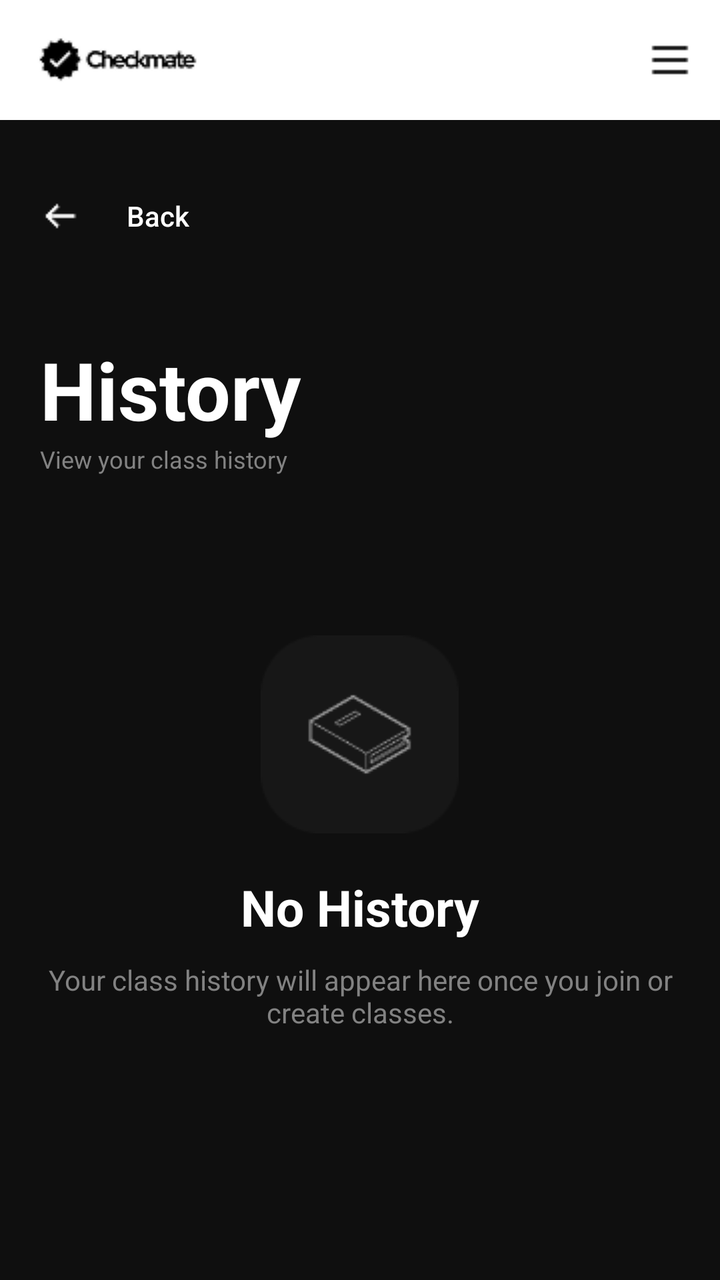
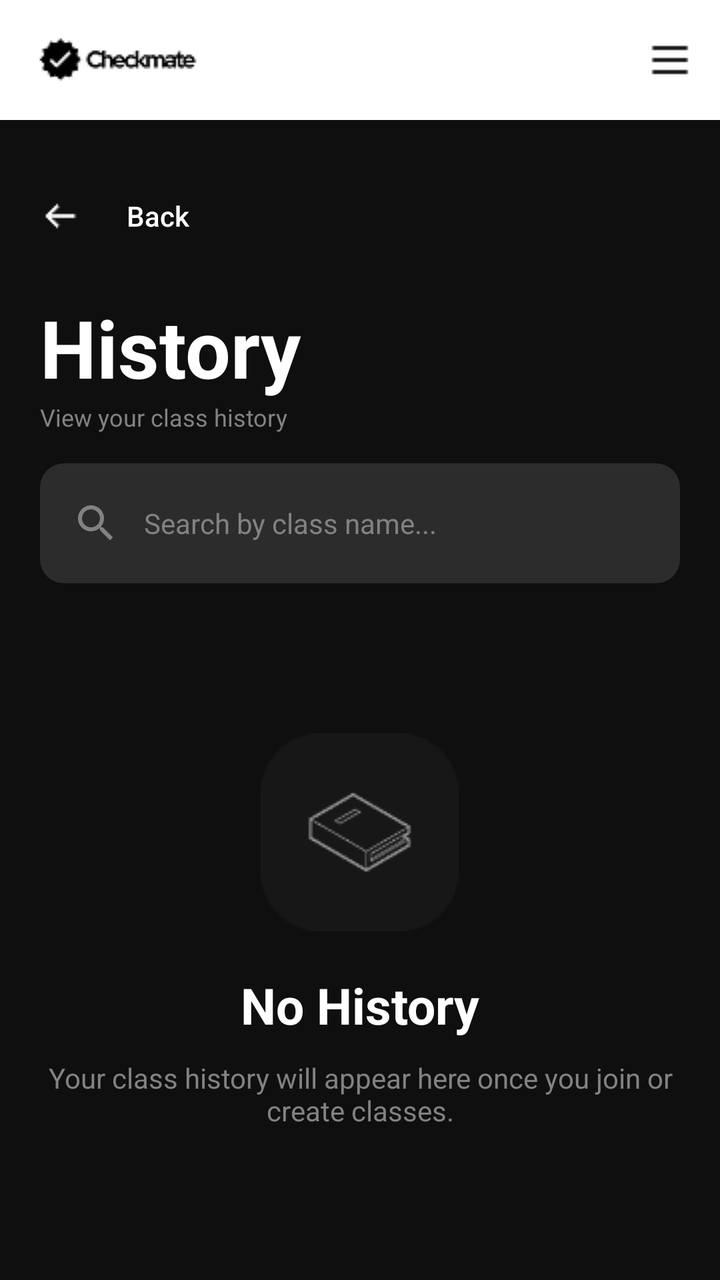

Two renders of the same Android screen: before a commit and after it. Below are the layout's source before the change and the commit's diff.
<!-- AndroidManifest.xml: application theme Theme.AuthTest -->
<!-- res/layout/activity_attendance_history.xml -->
<?xml version="1.0" encoding="utf-8"?>
<androidx.drawerlayout.widget.DrawerLayout xmlns:android="http://schemas.android.com/apk/res/android"
    xmlns:app="http://schemas.android.com/apk/res-auto"
    xmlns:tools="http://schemas.android.com/tools"
    android:id="@+id/main"
    android:layout_width="match_parent"
    android:layout_height="match_parent"
    android:orientation="vertical"
    android:background="#0F0F0F"
    android:fitsSystemWindows="true"
    tools:context=".AttendanceHistoryActivity">

    <LinearLayout
        android:layout_width="match_parent"
        android:layout_height="match_parent"
        android:orientation="vertical">

        <RelativeLayout
            android:layout_width="match_parent"
            android:layout_height="wrap_content"
            android:minHeight="60dp"
            android:background="#FFFFFF">

            <ImageView
                android:id="@+id/header_logo"
                android:contentDescription="header_logo"
                android:layout_width="wrap_content"
                android:layout_height="wrap_content"
                android:src="@drawable/header_logo"
                android:layout_alignParentStart="true"
                android:layout_centerVertical="true"
                android:layout_marginLeft="15dp" />

            <ImageView
                android:id="@+id/hamburger_icon"
                android:contentDescription="hamburger_icon"
                android:src="@drawable/hamburger_icon"
                android:layout_width="wrap_content"
                android:layout_height="wrap_content"
                android:layout_alignParentEnd="true"
                android:layout_centerVertical="true"
                android:layout_marginRight="15dp" />

        </RelativeLayout>

        <LinearLayout
            android:layout_width="match_parent"
            android:layout_height="wrap_content"
            android:paddingHorizontal="20dp"
            android:paddingTop="24dp"
            android:paddingBottom="16dp">

            <androidx.appcompat.widget.AppCompatButton
                android:id="@+id/backButton"
                android:layout_width="wrap_content"
                android:layout_height="wrap_content"
                android:background="@android:color/transparent"
                android:drawableStart="@drawable/left_arrow"
                android:drawablePadding="10dp"
                android:text="Back"
                android:textAllCaps="false"
                android:textColor="#FFFFFF" />
        </LinearLayout>

        <LinearLayout
            android:layout_width="match_parent"
            android:layout_height="wrap_content"
            android:orientation="vertical"
            android:padding="20dp">

            <TextView
                android:text="History"
                android:textColor="#FFFFFF"
                android:textStyle="bold"
                android:textSize="40sp"
                android:layout_width="wrap_content"
                android:layout_height="wrap_content" />

            <TextView
                android:text="View your class history"
                android:textColor="#828282"
                android:textSize="12sp"
                android:layout_width="wrap_content"
                android:layout_height="wrap_content" />

        </LinearLayout>

        <LinearLayout
            android:id="@+id/searchBarContainer"
            android:layout_width="match_parent"
            android:layout_height="60dp"
            android:orientation="horizontal"
            android:layout_marginStart="20dp"
            android:layout_marginEnd="20dp"
            android:layout_marginBottom="5dp"
            android:paddingHorizontal="4dp"
            android:gravity="center_vertical"
            android:background="@drawable/rounded_search_bg"
            android:visibility="gone">

            <ImageView
                android:layout_width="24dp"
                android:layout_height="24dp"
                android:src="@drawable/ic_search"
                android:contentDescription="Search"
                android:layout_marginStart="12dp"
                app:tint="#828282" />

            <EditText
                android:id="@+id/historySearchBar"
                android:layout_width="0dp"
                android:layout_height="48dp"
                android:layout_weight="1"
                android:background="@android:color/transparent"
                android:hint="Search by class name..."
                android:textColorHint="#828282"
                android:textColor="#FFFFFF"
                android:textSize="14sp"
                android:paddingStart="12dp"
                android:paddingEnd="12dp"
                android:inputType="text"
                android:imeOptions="actionSearch"
                android:maxLines="1" />

            <ImageView
                android:id="@+id/clearSearchButton"
                android:layout_width="24dp"
                android:layout_height="24dp"
                android:src="@drawable/ic_close"
                android:contentDescription="Clear search"
                android:layout_marginEnd="12dp"
                app:tint="#828282"
                android:visibility="gone" />

        </LinearLayout>

        <FrameLayout
            android:layout_width="match_parent"
            android:layout_height="0dp"
            android:layout_weight="1">

            <androidx.recyclerview.widget.RecyclerView
                android:id="@+id/historyRecyclerView"
                android:layout_width="match_parent"
                android:layout_height="match_parent"
                android:visibility="gone"
                android:paddingHorizontal="20dp"
                android:paddingTop="10dp"
                android:paddingBottom="20dp"
                android:clipToPadding="false" />

            <LinearLayout
                android:id="@+id/emptyStateLayout"
                android:layout_width="match_parent"
                android:layout_height="match_parent"
                android:gravity="center_horizontal"
                android:orientation="vertical"
                android:padding="20dp"
                android:visibility="visible">

                <ImageView
                    android:layout_width="wrap_content"
                    android:layout_height="wrap_content"
                    android:layout_marginTop="40dp"
                    android:layout_marginBottom="20dp"
                    android:src="@drawable/no_classes_image" />

                <TextView
                    android:id="@+id/no_history"
                    android:layout_width="wrap_content"
                    android:layout_height="wrap_content"
                    android:layout_marginBottom="10dp"
                    android:text="No History"
                    android:textColor="#FFFFFF"
                    android:textSize="25sp"
                    android:textStyle="bold" />

                <TextView
                    android:layout_width="wrap_content"
                    android:layout_height="wrap_content"
                    android:layout_marginBottom="20dp"
                    android:text="Your class history will appear here once you join or create classes."
                    android:textAlignment="center"
                    android:textColor="#828282" />

            </LinearLayout>

        </FrameLayout>

    </LinearLayout>

    <com.google.android.material.navigation.NavigationView
        android:id="@+id/navigation_view"
        android:layout_width="280dp"
        android:layout_height="match_parent"
        android:layout_gravity="start"
        android:fitsSystemWindows="true"
        android:background="#1A1A1A"
        app:menu="@menu/menu_drawer"
        app:headerLayout="@layout/drawer_header"
        app:itemTextColor="@color/menu_item_color"
        app:itemIconTint="@color/menu_item_color" />

</androidx.drawerlayout.widget.DrawerLayout>
<!-- res/layout/drawer_header.xml (included above) -->
<?xml version="1.0" encoding="utf-8"?>
<LinearLayout xmlns:android="http://schemas.android.com/apk/res/android"
    android:layout_width="match_parent"
    android:layout_height="200dp"
    android:orientation="vertical"
    android:gravity="bottom"
    android:padding="20dp"
    android:background="#0F0F0F">

    <ImageView
        android:id="@+id/drawer_user_avatar"
        android:layout_width="60dp"
        android:layout_height="60dp"
        android:src="@drawable/default_avatar"
        android:contentDescription="user_avatar"
        android:layout_marginBottom="15dp" />

    <TextView
        android:id="@+id/drawer_user_name"
        android:layout_width="wrap_content"
        android:layout_height="wrap_content"
        android:text="User Name"
        android:textColor="#FFFFFF"
        android:textSize="18sp"
        android:textStyle="bold"
        android:layout_marginBottom="5dp" />

    <TextView
        android:id="@+id/drawer_user_email"
        android:layout_width="wrap_content"
        android:layout_height="wrap_content"
        android:text="user@example.com"
        android:textColor="#828282"
        android:textSize="12sp" />

</LinearLayout>
<!-- resources referenced by this layout -->
<resources>
  <!-- drawable default_avatar (drawable) -->
  <?xml version="1.0" encoding="utf-8"?>
  <vector xmlns:android="http://schemas.android.com/apk/res/android"
      android:width="24dp"
      android:height="24dp"
      android:viewportWidth="24"
      android:viewportHeight="24">
      <path
          android:fillColor="#FFFFFF"
          android:pathData="M12,12c2.21,0 4,-1.79 4,-4s-1.79,-4 -4,-4 -4,1.79 -4,4 1.79,4 4,4zm0,2c-2.67,0 -8,1.34 -8,4v2h16v-2c0,-2.66 -5.33,-4 -8,-4z" />
  </vector>
  <!-- drawable hamburger_icon: png bitmap (drawable, 177 bytes) -->
  <!-- drawable header_logo: png bitmap (drawable, 1337 bytes) -->
  <!-- drawable ic_close (drawable) -->
  <vector xmlns:android="http://schemas.android.com/apk/res/android"
      android:width="24dp"
      android:height="24dp"
      android:viewportWidth="24"
      android:viewportHeight="24">
      <path
          android:fillColor="#828282"
          android:pathData="M19,6.41L17.59,5 12,10.59 6.41,5 5,6.41 10.59,12 5,17.59 6.41,19 12,13.41 17.59,19 19,17.59 13.41,12 19,6.41z" />
  </vector>
  <!-- drawable ic_search (drawable) -->
  <?xml version="1.0" encoding="utf-8"?>
  <vector xmlns:android="http://schemas.android.com/apk/res/android"
      android:width="24dp"
      android:height="24dp"
      android:viewportWidth="24"
      android:viewportHeight="24">
      <path
          android:fillColor="#828282"
          android:pathData="M15.5,14h-0.79l-0.28,-0.27C15.41,12.59 16,11.11 16,9.5 C16,5.91 13.09,3 9.5,3 C5.91,3 3,5.91 3,9.5 C3,13.09 5.91,16 9.5,16 c1.61,0 3.09,-0.59 4.23,-1.57l0.27,0.28 v0.79l5,4.99L20.49,19 L15.5,14zM9.5,14C7.01,14 5,11.99 5,9.5 C5,7.01 7.01,5 9.5,5 C11.99,5 14,7.01 14,9.5 C14,11.99 11.99,14 9.5,14z" />
  </vector>
  <!-- drawable left_arrow: png bitmap (drawable, 316 bytes) -->
  <!-- drawable no_classes_image: png bitmap (drawable, 3178 bytes) -->
  <!-- drawable rounded_search_bg (drawable) -->
  <?xml version="1.0" encoding="utf-8"?>
  <shape xmlns:android="http://schemas.android.com/apk/res/android">
      <solid android:color="#2C2C2C" />
      <corners android:radius="12dp" />
  </shape>
  <style name="Theme.AuthTest" parent="Base.Theme.AuthTest" />
  <style name="Base.Theme.AuthTest" parent="Theme.Material3.DayNight.NoActionBar">
          
          
      </style>
</resources>

<!-- the commit's change to res/layout/activity_attendance_history.xml (unified diff, before → after) -->
@@ -48,7 +48,7 @@
             android:layout_height="wrap_content"
             android:paddingHorizontal="20dp"
             android:paddingTop="24dp"
-            android:paddingBottom="16dp">
+            android:paddingBottom="15dp">
 
             <androidx.appcompat.widget.AppCompatButton
                 android:id="@+id/backButton"
@@ -66,7 +66,10 @@
             android:layout_width="match_parent"
             android:layout_height="wrap_content"
             android:orientation="vertical"
-            android:padding="20dp">
+            android:paddingTop="0dp"
+            android:paddingStart="20dp"
+            android:paddingEnd="20dp"
+            android:paddingBottom="15dp" >
 
             <TextView
                 android:text="History"
@@ -86,51 +89,56 @@
         </LinearLayout>
 
         <LinearLayout
-            android:id="@+id/searchBarContainer"
-            android:layout_width="match_parent"
-            android:layout_height="60dp"
-            android:orientation="horizontal"
-            android:layout_marginStart="20dp"
-            android:layout_marginEnd="20dp"
-            android:layout_marginBottom="5dp"
-            android:paddingHorizontal="4dp"
-            android:gravity="center_vertical"
-            android:background="@drawable/rounded_search_bg"
-            android:visibility="gone">
-
-            <ImageView
-                android:layout_width="24dp"
-                android:layout_height="24dp"
-                android:src="@drawable/ic_search"
-                android:contentDescription="Search"
-                android:layout_marginStart="12dp"
-                app:tint="#828282" />
-
-            <EditText
-                android:id="@+id/historySearchBar"
-                android:layout_width="0dp"
-                android:layout_height="48dp"
-                android:layout_weight="1"
-                android:background="@android:color/transparent"
-                android:hint="Search by class name..."
-                android:textColorHint="#828282"
-                android:textColor="#FFFFFF"
-                android:textSize="14sp"
-                android:paddingStart="12dp"
-                android:paddingEnd="12dp"
-                android:inputType="text"
-                android:imeOptions="actionSearch"
-                android:maxLines="1" />
-
-            <ImageView
-                android:id="@+id/clearSearchButton"
-                android:layout_width="24dp"
-                android:layout_height="24dp"
-                android:src="@drawable/ic_close"
-                android:contentDescription="Clear search"
-                android:layout_marginEnd="12dp"
-                app:tint="#828282"
-                android:visibility="gone" />
+            android:layout_width="match_parent"
+            android:layout_height="wrap_content"
+            android:layout_marginBottom="15dp" >
+
+            <LinearLayout
+                android:id="@+id/searchBarContainer"
+                android:layout_width="match_parent"
+                android:layout_height="60dp"
+                android:orientation="horizontal"
+                android:layout_marginStart="20dp"
+                android:layout_marginEnd="20dp"
+                android:paddingHorizontal="4dp"
+                android:gravity="center_vertical"
+                android:background="@drawable/rounded_search_bg" >
+
+                <ImageView
+                    android:layout_width="24dp"
+                    android:layout_height="24dp"
+                    android:src="@drawable/ic_search"
+                    android:contentDescription="Search"
+                    android:layout_marginStart="12dp"
+                    app:tint="#828282" />
+
+                <EditText
+                    android:id="@+id/historySearchBar"
+                    android:layout_width="0dp"
+                    android:layout_height="48dp"
+                    android:layout_weight="1"
+                    android:background="@android:color/transparent"
+                    android:hint="Search by class name..."
+                    android:textColorHint="#828282"
+                    android:textColor="#FFFFFF"
+                    android:textSize="14sp"
+                    android:paddingStart="12dp"
+                    android:paddingEnd="12dp"
+                    android:inputType="text"
+                    android:imeOptions="actionSearch"
+                    android:maxLines="1" />
+
+                <ImageView
+                    android:id="@+id/clearSearchButton"
+                    android:layout_width="24dp"
+                    android:layout_height="24dp"
+                    android:src="@drawable/ic_close"
+                    android:contentDescription="Clear search"
+                    android:layout_marginEnd="12dp"
+                    app:tint="#828282"
+                    android:visibility="gone" />
+
+            </LinearLayout>
 
         </LinearLayout>
 
@@ -145,7 +153,6 @@
                 android:layout_height="match_parent"
                 android:visibility="gone"
                 android:paddingHorizontal="20dp"
-                android:paddingTop="10dp"
                 android:paddingBottom="20dp"
                 android:clipToPadding="false" />
 
@@ -156,6 +163,7 @@
                 android:gravity="center_horizontal"
                 android:orientation="vertical"
                 android:padding="20dp"
+                android:paddingTop="0dp"
                 android:visibility="visible">
 
                 <ImageView
